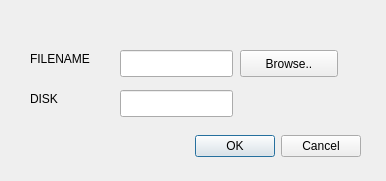
Above: MFSG/add_song.ui from camiloarp/PROYECTO_1_BUMBLEBEE before the change. Below: the same form after it.
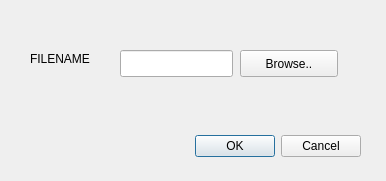
That is the form after the change.

```diff
--- a/MFSG/add_song.ui
+++ b/MFSG/add_song.ui
@@ -39,16 +39,6 @@
     </rect>
    </property>
   </widget>
-  <widget class="QLineEdit" name="le_disk">
-   <property name="geometry">
-    <rect>
-     <x>120</x>
-     <y>90</y>
-     <width>113</width>
-     <height>27</height>
-    </rect>
-   </property>
-  </widget>
   <widget class="QLabel" name="label">
    <property name="geometry">
     <rect>
@@ -62,19 +52,6 @@
     <string>FILENAME</string>
    </property>
   </widget>
-  <widget class="QLabel" name="label_2">
-   <property name="geometry">
-    <rect>
-     <x>30</x>
-     <y>90</y>
-     <width>91</width>
-     <height>17</height>
-    </rect>
-   </property>
-   <property name="text">
-    <string>DISK</string>
-   </property>
-  </widget>
   <widget class="QPushButton" name="Browse">
    <property name="geometry">
     <rect>
```
